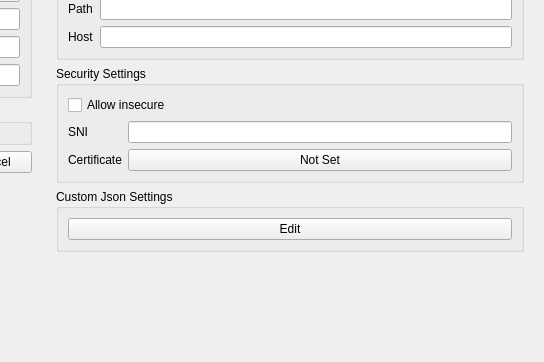
Qt form ui/edit/dialog_edit_profile.ui (MatsuriDayo/nekoray) before a commit; both pictures show x 456 to 1000 and y 238 to 600 of the 1000 by 600 pixel window.
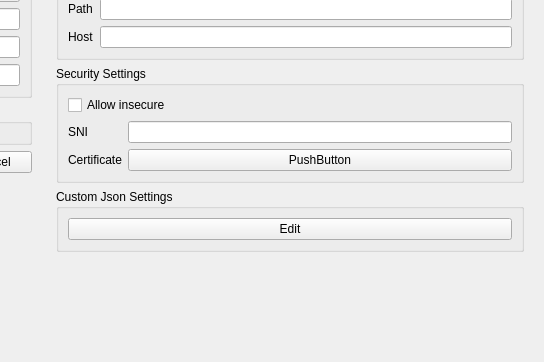
The same form after that commit. Custom widgets are drawn as their Qt base class.

```diff
--- a/ui/edit/dialog_edit_profile.ui
+++ b/ui/edit/dialog_edit_profile.ui
@@ -339,7 +339,7 @@
               <item row="1" column="1">
                <widget class="QPushButton" name="certificate_edit">
                 <property name="text">
-                 <string>Not Set</string>
+                 <string notr="true">PushButton</string>
                 </property>
                </widget>
               </item>
```
Left out of the diff: 2 changed lines with no effect on the pictures.
